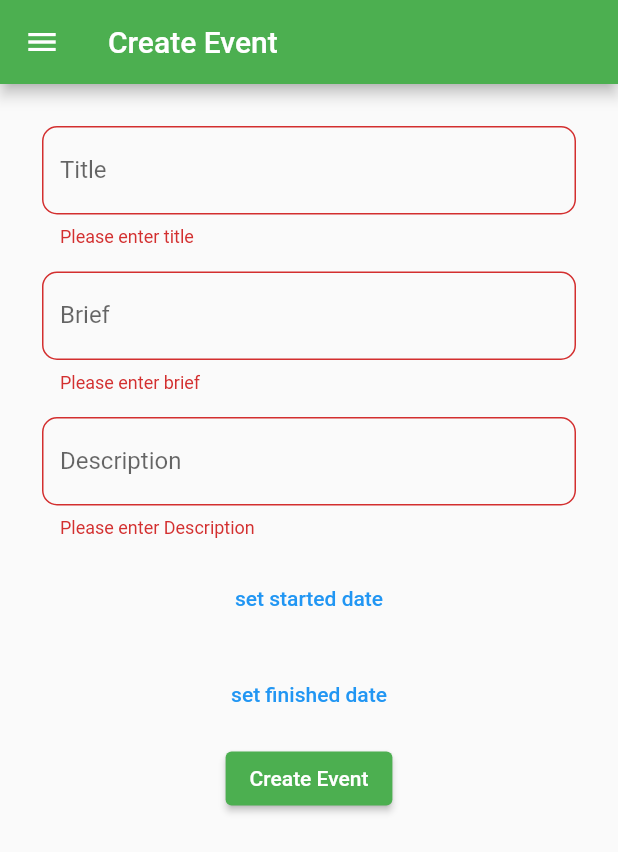
After one commit to gabiiing/recycle, a Flutter app: the EventForm screen opened directly, after a tap on "Create Event", on a phone screen of 412 x 824 dp. The commit adds this screen. Shown: the top 852 px of the screen. Run offline on Flutter 3.47's test engine with Material 2 defaults, Android fonts, the phone set to English and light mode, and no system bars; our stand-ins replace flutter_datetime_picker; missing offline and left inert: pbp_django_auth.

Commit message:
fetch get post event done

```diff
--- a/recycle/lib/drawer.dart
+++ b/recycle/lib/drawer.dart
@@ -3,6 +3,9 @@ import 'package:recycle/Alfredo/pages/home_page.dart';
 import 'package:recycle/Authentication/page/login_page.dart';
 import 'package:recycle/main.dart';
 import 'package:recycle/drawer.dart';
+import 'event/page/event_your.dart';
+import 'event/page/event_form.dart';
+
 
 class ExternalDrawer extends StatefulWidget {
   const ExternalDrawer({super.key});
@@ -25,6 +28,24 @@ class _ExternalDrawer extends State<ExternalDrawer> {
                   MaterialPageRoute(builder: (context) => const HomePage()));
             },
           ),
+          ListTile(
+            title: const Text("Your Events"),
+            onTap: () {
+              Navigator.pushReplacement(
+                  context,
+                  MaterialPageRoute(
+                      builder: (context) => const YourEventPage()));
+            },
+          ),
+          ListTile(
+            title: const Text("Create Event"),
+            onTap: () {
+              Navigator.pushReplacement(
+                  context,
+                  MaterialPageRoute(
+                      builder: (context) => const EventForm()));
+            },
+          ),
         ],
       ),
     );
--- a/recycle/lib/event/method/event_method.dart
+++ b/recycle/lib/event/method/event_method.dart
@@ -2,7 +2,7 @@ import 'dart:convert';
 import '../model/event.dart';
 import 'package:http/http.dart' as http;
 
-
+class EventMethod {
 // get all events data
   Future<List<Event>> getAllEvents() async {
     var url = Uri.parse('https://pbp-d01.up.railway.app/event/json-all/');
@@ -13,7 +13,9 @@ Future<List<Event>> getAllEvents() async {
         'Content-Type': 'application/json',
       },
     );
+    print(response.statusCode);
     var data = jsonDecode(utf8.decode(response.bodyBytes));
+    print(data);
     List<Event> events = [];
     for (var i in data) {
       Event event = Event.fromJson(i);
@@ -24,8 +26,8 @@ Future<List<Event>> getAllEvents() async {
   }
 
 // get user events data
-Future<List<Event>> getMyEvents() async {
-  var url = Uri.parse('https://pbp-d01.up.railway.app/event/json-your/');
+  Future<List<Event>> getMyEvents(int id) async {
+    var url = Uri.parse('https://pbp-d01.up.railway.app/event/json-your/$id/');
     var response = await http.get(
       url,
       headers: {
@@ -35,7 +37,9 @@ Future<List<Event>> getMyEvents() async {
     );
     //cek http response
     print(response.statusCode);
+
     var data = jsonDecode(utf8.decode(response.bodyBytes));
+    print(data);
     List<Event> events = [];
     for (var i in data) {
       Event event = Event.fromJson(i);
@@ -44,7 +48,6 @@ Future<List<Event>> getMyEvents() async {
 
     return events;
   }
-
 
 // get event data by id
   Future<Event> getEventById(int id) async {
@@ -124,7 +127,7 @@ Future<List<Event>> getOngoingEvents() async {
 // create event
   Future<dynamic> addEvent(Event event) async {
     var url =
-      Uri.parse('https://invid19.herokuapp.com/vaksinasi/add-vaksin-flutter');
+        Uri.parse('https://pbp-d01.up.railway.app/event/add-event/');
     var response = await http.post(url,
         headers: {
           "Access-Control_Allow_Origin": "*",
@@ -133,3 +136,13 @@ Future<dynamic> addEvent(Event event) async {
         body: jsonEncode(event));
     return jsonDecode(response.body)["success"];
   }
+}
+
+// delete event
+Future<dynamic> deleteEvent(int id) async {
+    var url = Uri.parse('https://pbp-d01.up.railway.app/event/delete-event/$id/');
+    var response = await http.delete(
+      url,
+    );
+    return jsonDecode(response.body)["success"];
+  }
--- a/recycle/lib/event/model/event.dart
+++ b/recycle/lib/event/model/event.dart
@@ -1,119 +1,118 @@
 // To parse this JSON data, do
-//
+
 //     final event = eventFromJson(jsonString);
 
-// import 'package:meta/meta.dart';
-// import 'dart:convert';
+import 'package:meta/meta.dart';
+import 'dart:convert';
 
-// List<Event> eventFromJson(String str) => List<Event>.from(json.decode(str).map((x) => Event.fromJson(x)));
+List<Event> eventFromJson(String str) => List<Event>.from(json.decode(str).map((x) => Event.fromJson(x)));
 
-// String eventToJson(List<Event> data) => json.encode(List<dynamic>.from(data.map((x) => x.toJson())));
+String eventToJson(List<Event> data) => json.encode(List<dynamic>.from(data.map((x) => x.toJson())));
 
-// class Event {
-//     Event({
-//         required this.model,
-//         required this.pk,
-//         required this.fields,
-//     });
+class Event {
+    Event({
+        required this.model,
+        required this.pk,
+        required this.fields,
+    });
 
-//     String model;
-//     int pk;
-//     Fields fields;
+    String model;
+    int pk;
+    Fields fields;
 
-//     factory Event.fromJson(Map<String, dynamic> json) => Event(
-//         model: json["model"],
-//         pk: json["pk"],
-//         fields: Fields.fromJson(json["fields"]),
-//     );
+    factory Event.fromJson(Map<String, dynamic> json) => Event(
+        model: json["model"],
+        pk: json["pk"],
+        fields: Fields.fromJson(json["fields"]),
+    );
 
-//     Map<String, dynamic> toJson() => {
-//         "model": model,
-//         "pk": pk,
-//         "fields": fields.toJson(),
-//     };
-// }
+    Map<String, dynamic> toJson() => {
+        "model": model,
+        "pk": pk,
+        "fields": fields.toJson(),
+    };
+}
 
-// class Fields {
-//     Fields({
-//         required this.user,
-//         required this.createDate,
-//         required this.startDate,
-//         required this.finishDate,
-//         required this.title,
-//         required this.brief,
-//         required this.description,
-//     });
+class Fields {
+    Fields({
+        required this.user,
+        required this.createDate,
+        required this.startDate,
+        required this.finishDate,
+        required this.title,
+        required this.brief,
+        required this.description,
+    });
 
-//     int user;
-//     DateTime createDate;
-//     DateTime startDate;
-//     DateTime finishDate;
-//     String title;
-//     String brief;
-//     String description;
+    int user;
+    DateTime createDate;
+    DateTime startDate;
+    DateTime finishDate;
+    String title;
+    String brief;
+    String description;
 
-//     factory Fields.fromJson(Map<String, dynamic> json) => Fields(
-//         user: json["user"],
-//         createDate: DateTime.parse(json["create_date"]),
-//         startDate: DateTime.parse(json["start_date"]),
-//         finishDate: DateTime.parse(json["finish_date"]),
-//         title: json["title"],
-//         brief: json["brief"],
-//         description: json["description"],
-//     );
+    factory Fields.fromJson(Map<String, dynamic> json) => Fields(
+        user: json["user"],
+        createDate: DateTime.parse(json["create_date"]),
+        startDate: DateTime.parse(json["start_date"]),
+        finishDate: DateTime.parse(json["finish_date"]),
+        title: json["title"],
+        brief: json["brief"],
+        description: json["description"],
+    );
 
-//     Map<String, dynamic> toJson() => {
-//         "user": user,
-//         "create_date": createDate.toIso8601String(),
-//         "start_date": startDate.toIso8601String(),
-//         "finish_date": finishDate.toIso8601String(),
-//         "title": title,
-//         "brief": brief,
-//         "description": description,
-//     };
-// }
+    Map<String, dynamic> toJson() => {
+        "user": user,
+        "create_date": createDate.toIso8601String(),
+        "start_date": startDate.toIso8601String(),
+        "finish_date": finishDate.toIso8601String(),
+        "title": title,
+        "brief": brief,
+        "description": description,
+    };
+}
 
 
-class Event{
-  late int id;
-  late String title;
-  late String description;
-  late String brief;
-  late DateTime startDate;
-  late DateTime finishDate;
-  late DateTime createDate;
-  late int user;
+// class Event{
+//   late int user;
+//   late String title;
+//   late String description;
+//   late String brief;
+//   late DateTime startDate;
+//   late DateTime finishDate;
+//   late DateTime createDate;
 
-  Event({
-    required this.id,
-    required this.title,
-    required this.description,
-    required this.brief,
-    required this.startDate,
-    required this.finishDate,
-    required this.createDate,
-    required this.user,
-  });
+//   Event({
+//     required this.id,
+//     required this.title,
+//     required this.description,
+//     required this.brief,
+//     required this.startDate,
+//     required this.finishDate,
+//     required this.createDate,
+//     required this.user,
+//   });
 
-  factory Event.fromJson(Map<String, dynamic> json) => Event(
-    id: json["id"],
-    title: json["title"],
-    description: json["description"],
-    brief: json["brief"],
-    startDate: DateTime.parse(json["start_date"]),
-    finishDate: DateTime.parse(json["finish_date"]),
-    createDate: DateTime.parse(json["create_date"]),
-    user: json["user"],
-  );
+//   factory Event.fromJson(Map<String, dynamic> json) => Event(
+//     id: json["id"],
+//     title: json["title"],
+//     description: json["description"],
+//     brief: json["brief"],
+//     startDate: DateTime.parse(json["start_date"]),
+//     finishDate: DateTime.parse(json["finish_date"]),
+//     createDate: DateTime.parse(json["create_date"]),
+//     user: json["user"],
+//   );
 
-  Map<String, dynamic> toJson() => {
-    "id": id,
-    "title": title,
-    "description": description,
-    "brief": brief,
-    "start_date": startDate,
-    "finish_date": finishDate,
-    "create_date": createDate,
-    "user": user,
-  };
-}
+//   Map<String, dynamic> toJson() => {
+//     "id": id,
+//     "title": title,
+//     "description": description,
+//     "brief": brief,
+//     "start_date": startDate,
+//     "finish_date": finishDate,
+//     "create_date": createDate,
+//     "user": user,
+//   };
+// }
--- /dev/null
+++ b/recycle/lib/event/page/event_form.dart
@@ -0,0 +1,300 @@
+import 'package:flutter/material.dart';
+import '../model/event.dart';
+import '../method/event_method.dart';
+import '../page/event_your.dart';
+import 'package:recycle/Authentication/page/login_page.dart';
+import 'package:pbp_django_auth/pbp_django_auth.dart';
+import 'package:flutter_datetime_picker/flutter_datetime_picker.dart';
+import 'package:provider/provider.dart';
+import 'package:recycle/drawer.dart';
+
+class EventForm extends StatefulWidget {
+  const EventForm({super.key});
+
+  @override
+  State<EventForm> createState() => _EventFormState();
+}
+
+class _EventFormState extends State<EventForm> {
+  final _EventFormKey = GlobalKey<FormState>();
+
+  String user = userData!['idUser'].toString();
+  String title = "";
+  String brief = "";
+  String description = "";
+  DateTime created_date = DateTime.now();
+  DateTime started_date = DateTime.now();
+  DateTime finished_date = DateTime.now();
+
+  @override
+  Widget build(BuildContext context) {
+    final request = context.watch<CookieRequest>();
+    return Scaffold(
+      appBar: AppBar(
+        title: const Text("Create Event"),
+      ),
+      drawer: const ExternalDrawer(),
+      body: Form(
+        key: _EventFormKey,
+        child: SingleChildScrollView(
+          child: Container(
+            padding: EdgeInsets.all(20.0),
+            child: Column(
+              children: [
+                Padding(
+                  padding: EdgeInsets.all(8.0),
+                  child: TextFormField(
+                    decoration: InputDecoration(
+                      border: OutlineInputBorder(
+                        borderRadius: BorderRadius.all(Radius.circular(10.0)),
+                      ),
+                      labelText: "Title",
+                      hintText: "Enter Title",
+                    ),
+                    validator: (value) {
+                      if (value == null || value.isEmpty) {
+                        return "Please enter title";
+                      }
+                      title = value;
+                      return null;
+                    },
+                  ),
+                ),
+                Padding(
+                  padding: EdgeInsets.all(8.0),
+                  child: TextFormField(
+                    decoration: InputDecoration(
+                      border: OutlineInputBorder(
+                        borderRadius: BorderRadius.all(Radius.circular(10.0)),
+                      ),
+                      labelText: "Brief",
+                      hintText: "Enter Brief",
+                    ),
+                    validator: (value) {
+                      if (value == null || value.isEmpty) {
+                        return "Please enter brief";
+                      }
+                      brief = value;
+                      return null;
+                    },
+                  ),
+                ),
+                Padding(
+                  padding: EdgeInsets.all(8.0),
+                  child: TextFormField(
+                    decoration: InputDecoration(
+                      border: OutlineInputBorder(
+                        borderRadius: BorderRadius.all(Radius.circular(10.0)),
+                      ),
+                      labelText: "Description",
+                      hintText: "Enter Description",
+                    ),
+                    validator: (value) {
+                      if (value == null || value.isEmpty) {
+                        return "Please enter Description";
+                      }
+                      description = value;
+                      return null;
+                    },
+                  ),
+                ),
+                // make datetime picker
+                Padding(
+                    padding: EdgeInsets.all(8.0),
+                    child: TextButton(
+                        onPressed: () {
+                          DatePicker.showDateTimePicker(context,
+                              showTitleActions: true,
+                              minTime: DateTime(2021, 12, 5),
+                              maxTime: DateTime(2100, 12, 12),
+                              onChanged: (date) {
+                            print('change $date');
+                          }, onConfirm: (date) {
+                            print('confirm $date');
+                            started_date = date;
+                            print(started_date);
+                          },
+                              currentTime: DateTime.now(),
+                              locale: LocaleType.id);
+                        },
+                        child: Text(
+                          'set started date',
+                          style: TextStyle(color: Colors.blue),
+                        ))),
+                Padding(
+                    padding: EdgeInsets.all(8.0),
+                    child: TextButton(
+                        onPressed: () {
+                          DatePicker.showDateTimePicker(context,
+                              showTitleActions: true,
+                              minTime: DateTime(2021, 12, 5),
+                              maxTime: DateTime(2100, 12, 12),
+                              onChanged: (date) {
+                            print('change $date');
+                          }, onConfirm: (date) {
+                            print('confirm $date');
+                            finished_date = date;
+                            print(finished_date);
+                          },
+                              currentTime: DateTime.now(),
+                              locale: LocaleType.id);
+                        },
+                        child: Text(
+                          'set finished date',
+                          style: TextStyle(color: Colors.blue),
+                        ))),
+                ElevatedButton(
+                    child: Text(
+                      "Create Event",
+                      style: TextStyle(color: Colors.white),
+                    ),
+                    onPressed: () async {
+                      _EventFormKey.currentState!.validate();
+                      if (_EventFormKey.currentState!.validate() ?? false) {
+                        print(started_date.runtimeType);
+                        print(finished_date.runtimeType);
+                        String date = started_date.toString().split(" ")[0];
+                        String time = started_date
+                            .toString()
+                            .split(" ")[1]
+                            .substring(0, 8);
+                        print(date);
+                        print(time);
+                        String sdate =date+ "T"+time;
+                        date = finished_date.toString().split(" ")[0];
+                        time = finished_date
+                            .toString()
+                            .split(" ")[1]
+                            .substring(0, 8);
+                        String fdate =date+ "T"+time;
+
+                        print(started_date.toString());
+
+                        await request.post(
+                            "https://pbp-d01.up.railway.app/event/add-event/", {
+                            // "http://127.0.0.1:8000/event/add-event/",
+                            // {
+                              "title": title,
+                              "brief": brief,
+                              "description": description,
+                              "start_date": sdate,
+                              "finish_date": fdate,
+                            }).then(
+                          (value) {
+                            return showDialog(
+                                context: context,
+                                builder: (context) {
+                                  return Dialog(
+                                    shape: RoundedRectangleBorder(
+                                      borderRadius: BorderRadius.circular(12),
+                                    ),
+                                    elevation: 15,
+                                    child: ListView(
+                                      padding: const EdgeInsets.only(
+                                        top: 20,
+                                        bottom: 20,
+                                      ),
+                                      shrinkWrap: true,
+                                      children: [
+                                        const Center(
+                                          child: Text(
+                                            'Berhasil menambahkan event baru!',
+                                            style: TextStyle(
+                                              fontWeight: FontWeight.bold,
+                                            ),
+                                          ),
+                                        ),
+                                        const SizedBox(
+                                          height: 20,
+                                        ),
+                                        TextButton(
+                                          child: const Text(
+                                            'Close',
+                                            style: TextStyle(
+                                              fontWeight: FontWeight.bold,
+                                            ),
+                                          ),
+                                          onPressed: () {
+                                            Navigator.pop(context);
+                                          },
+                                        ),
+                                      ],
+                                    ),
+                                  );
+                                });
+                          },
+                          onError: (error) {
+                            print(error);
+                            return showDialog(
+                                context: context,
+                                builder: (context) {
+                                  return Dialog(
+                                    shape: RoundedRectangleBorder(
+                                      borderRadius: BorderRadius.circular(12),
+                                    ),
+                                    elevation: 15,
+                                    child: ListView(
+                                      padding: const EdgeInsets.only(
+                                        top: 20,
+                                        bottom: 20,
+                                      ),
+                                      shrinkWrap: true,
+                                      children: [
+                                        const Center(
+                                          child: Text(
+                                            "Tidak dapat menambahkan event karena suatu hal!",
+                                            style: TextStyle(
+                                                fontWeight: FontWeight.bold),
+                                          ),
+                                        ),
+                                        const SizedBox(
+                                          height: 20,
+                                        ),
+                                        TextButton(
+                                          child: const Text(
+                                            "Close",
+                                            style: TextStyle(
+                                                fontWeight: FontWeight.bold),
+                                          ),
+                                          onPressed: () {
+                                            Navigator.pop(context);
+                                          },
+                                        )
+                                      ],
+                                    ),
+                                  );
+                                });
+                          },
+                        );
+                      }
+                    })
+              ],
+            ),
+          ),
+        ),
+      ),
+    );
+  }
+}
+
+//show datetime picker
+// Future pickDateTime() async {
+//   DateTime? date = await pickDate();
+//   if (date == null) return;
+//   TimeOfDay? time = await pickTime();
+//   if (time == null) return;
+//   final dateTime =
+
+// }
+
+// Future<DateTime?> pickDate() => showDatePicker(
+//       context: context,
+//       initialDate: DateTime.now(),
+//       firstDate: DateTime(2022),
+//       lastDate: DateTime(2100),
+//     );
+
+// Future<TimeOfDay?> pickTime() => showTimePicker(
+//       context: context,
+//       initialTime: TimeOfDay.now(),
+//     );
--- a/recycle/pubspec.yaml
+++ b/recycle/pubspec.yaml
@@ -40,6 +40,7 @@ dependencies:
   pbp_django_auth: ^0.2.3
   url_launcher: ^6.1.7
   provider: ^6.0.4
+  flutter_datetime_picker: ^1.5.1
 
 dev_dependencies:
   flutter_test:
```
Also changed, not shown: recycle/lib/event/page/event_your.dart (+47 -4 lines), recycle/pubspec.lock. Lines whose indentation alone changed are shown as unchanged.
